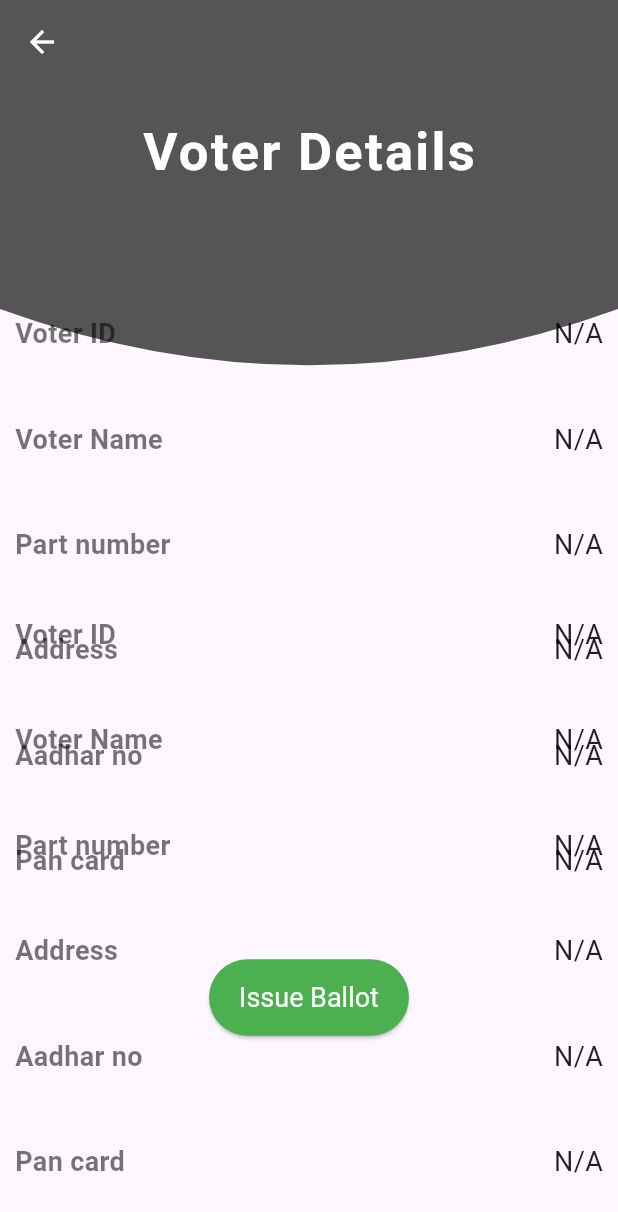
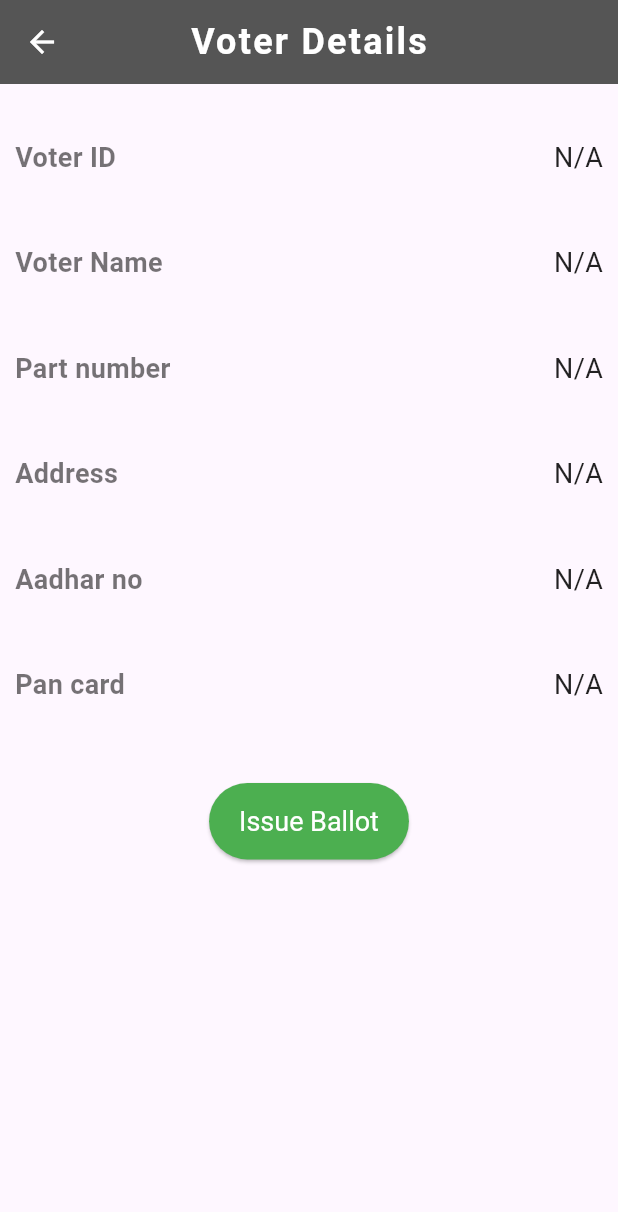
Before and after one commit to VHITMAN2025/Solution_Challenge, a Flutter app: the ProfilePage screen opened directly, on a phone screen of 412 x 824 dp. Shown: the top 1212 px of the screen. Run offline on Flutter 3.47's test engine with Material 3 defaults, Android fonts, the phone set to English and light mode, and no system bars; our stand-ins replace cloud_firestore, firebase_core, flutter_animate, google_fonts, image_picker; missing offline and left inert: dart:ffi, flutter_document_scanner, google_mlkit_text_recognition; accounts and stored records are empty.

```diff
--- a/lib/details.dart
+++ b/lib/details.dart
@@ -54,60 +54,20 @@ class ProfilePage extends StatelessWidget {
             Navigator.pop(context); // Navigate back to the previous page
           },
         ),
+        title: const Text(
+          "Voter Details",
+          style: TextStyle(
+            fontSize: 24,
+            letterSpacing: 1.5,
+            color: Colors.white,
+            fontWeight: FontWeight.w600,
+          ),
+        ),
+        centerTitle: true, // Center the title
       ),
       body: Stack(
         alignment: Alignment.center,
         children: [
-          Column(
-            mainAxisAlignment: MainAxisAlignment.end,
-            children: [
-              Container(
-                height: 450,
-                width: double.infinity,
-                margin: EdgeInsets.symmetric(horizontal: 10),
-                child: Column(
-                  mainAxisAlignment: MainAxisAlignment.spaceEvenly,
-                  children: [
-                    detailRow(title: 'Voter ID', value: voterId),
-                    detailRow(title: 'Voter Name', value: voterName),
-                    detailRow(
-                      title: 'Part number',
-                      value: voterPart?.toString(),
-                    ),
-                    detailRow(title: 'Address', value: voterAddress),
-                    detailRow(title: 'Aadhar no', value: voterAadhar),
-                    detailRow(title: 'Pan card', value: voterPan),
-                  ],
-                ),
-              ),
-            ],
-          ),
-          CustomPaint(
-            painter: HeaderCurvedContainer(),
-            // ignore: sized_box_for_whitespace
-            child: Container(
-              width: MediaQuery.of(context).size.width,
-              height: MediaQuery.of(context).size.height,
-            ),
-          ),
-          Column(
-            crossAxisAlignment: CrossAxisAlignment.center,
-            children: [
-              Padding(
-                padding: EdgeInsets.all(20),
-                child: Text(
-                  "Voter Details",
-                  style: TextStyle(
-                    fontSize: 35,
-                    letterSpacing: 1.5,
-                    color: Colors.white,
-                    fontWeight: FontWeight.w600,
-                  ),
-                ),
-              ),
-            ],
-          ),
-          // Wrap details and button in a Column
           Column(
             mainAxisSize: MainAxisSize.min,
             children: [
--- a/lib/details_page.dart
+++ /dev/null
@@ -1,13 +0,0 @@
-import 'package:flutter/material.dart';
-
-class DetailsPage extends StatelessWidget {
-  const DetailsPage({Key? key}) : super(key: key);
-
-  @override
-  Widget build(BuildContext context) {
-    return Scaffold(
-      appBar: AppBar(title: const Text('Details')),
-      body: const Center(child: Text('Details Page Content')),
-    );
-  }
-}
```
